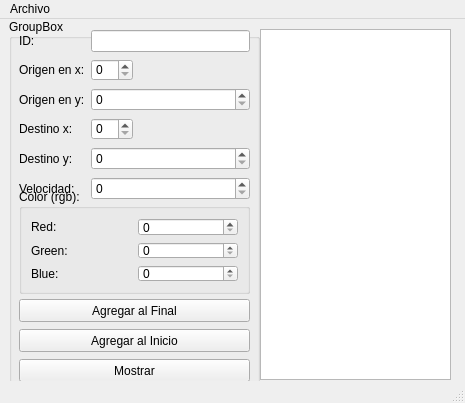
The window that User_Interface.ui (Adrian-GN/Actividad08-UI-User-interface-) describes before a commit, drawn with Qt 5.
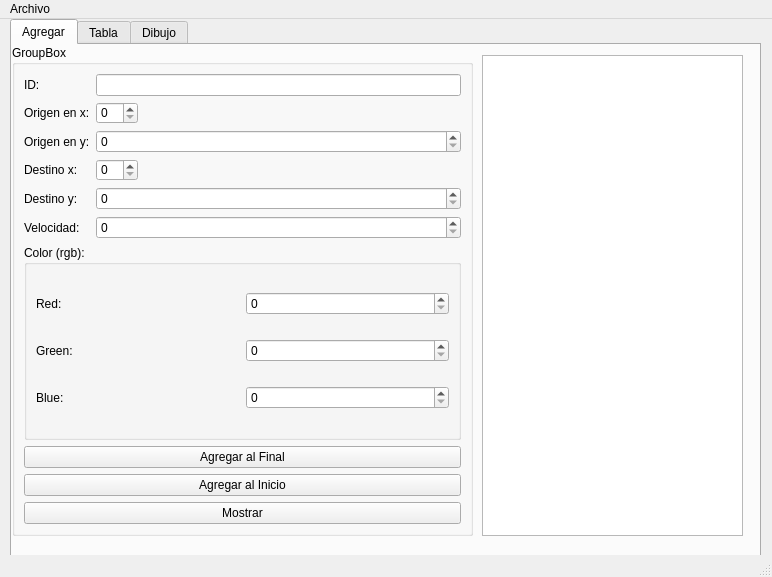
The same window after the commit. The open tabs and pages were chosen to show the change.

Patch:
```diff
--- a/User_Interface.ui
+++ b/User_Interface.ui
@@ -6,46 +6,161 @@
    <rect>
     <x>0</x>
     <y>0</y>
-    <width>465</width>
-    <height>403</height>
+    <width>772</width>
+    <height>577</height>
    </rect>
   </property>
   <property name="windowTitle">
    <string>MainWindow</string>
   </property>
   <widget class="QWidget" name="centralwidget">
+   <widget class="QTabWidget" name="Agregar">
+    <property name="geometry">
+     <rect>
+      <x>10</x>
+      <y>0</y>
+      <width>751</width>
+      <height>541</height>
+     </rect>
+    </property>
+    <property name="currentIndex">
+     <number>2</number>
+    </property>
+    <widget class="QWidget" name="Tab">
+     <attribute name="title">
+      <string>Agregar</string>
+     </attribute>
+     <widget class="QPlainTextEdit" name="Salida">
+      <property name="geometry">
+       <rect>
+        <x>470</x>
+        <y>10</y>
+        <width>261</width>
+        <height>481</height>
+       </rect>
+      </property>
+     </widget>
    <widget class="QGroupBox" name="groupBox_2">
     <property name="geometry">
      <rect>
-      <x>9</x>
+        <x>0</x>
       <y>0</y>
-      <width>251</width>
-      <height>371</height>
+        <width>461</width>
+        <height>491</height>
      </rect>
     </property>
     <property name="title">
      <string>GroupBox</string>
     </property>
+      <layout class="QGridLayout" name="gridLayout_4">
+       <item row="0" column="0">
+        <layout class="QGridLayout" name="gridLayout">
+         <item row="0" column="1">
+          <widget class="QLineEdit" name="ID_lineEdit"/>
+         </item>
+         <item row="0" column="0">
+          <widget class="QLabel" name="Id_label">
+           <property name="text">
+            <string>ID: </string>
+           </property>
+          </widget>
+         </item>
+         <item row="2" column="1">
+          <widget class="QSpinBox" name="Origen_y_spinBox">
+           <property name="maximum">
+            <number>500</number>
+           </property>
+          </widget>
+         </item>
+         <item row="1" column="0">
+          <widget class="QLabel" name="label_2">
+           <property name="text">
+            <string>Origen en x:</string>
+           </property>
+          </widget>
+         </item>
+         <item row="4" column="0">
+          <widget class="QLabel" name="label_5">
+           <property name="text">
+            <string>Destino y:</string>
+           </property>
+          </widget>
+         </item>
+         <item row="4" column="1">
+          <widget class="QSpinBox" name="Destino_y_spinBox">
+           <property name="maximum">
+            <number>500</number>
+           </property>
+          </widget>
+         </item>
+         <item row="3" column="1">
+          <widget class="QSpinBox" name="Destino_x_spinBox">
+           <property name="maximumSize">
+            <size>
+             <width>42</width>
+             <height>22</height>
+            </size>
+           </property>
+           <property name="maximum">
+            <number>500</number>
+           </property>
+          </widget>
+         </item>
+         <item row="5" column="0">
+          <widget class="QLabel" name="label_6">
+           <property name="text">
+            <string>Velocidad:</string>
+           </property>
+          </widget>
+         </item>
+         <item row="1" column="1">
+          <widget class="QSpinBox" name="Origen_x_spinBox">
+           <property name="minimumSize">
+            <size>
+             <width>42</width>
+             <height>22</height>
+            </size>
+           </property>
+           <property name="maximumSize">
+            <size>
+             <width>42</width>
+             <height>22</height>
+            </size>
+           </property>
+           <property name="maximum">
+            <number>500</number>
+           </property>
+          </widget>
+         </item>
+         <item row="2" column="0">
+          <widget class="QLabel" name="label_3">
+           <property name="text">
+            <string>Origen en y:</string>
+           </property>
+          </widget>
+         </item>
+         <item row="3" column="0">
+          <widget class="QLabel" name="label_4">
+           <property name="text">
+            <string>Destino x:</string>
+           </property>
+          </widget>
+         </item>
+         <item row="5" column="1">
+          <widget class="QSpinBox" name="Velocidad_spinBox">
+           <property name="maximum">
+            <number>500</number>
+           </property>
+          </widget>
+         </item>
+        </layout>
+       </item>
+       <item row="1" column="0">
     <widget class="QGroupBox" name="Color_RGB">
-     <property name="geometry">
-      <rect>
-       <x>10</x>
-       <y>170</y>
-       <width>231</width>
-       <height>105</height>
-      </rect>
-     </property>
      <property name="title">
       <string>Color (rgb):</string>
      </property>
      <layout class="QGridLayout" name="gridLayout_2">
-      <item row="1" column="1">
-       <widget class="QSpinBox" name="Green_spinBox">
-        <property name="maximum">
-         <number>255</number>
-        </property>
-       </widget>
-      </item>
       <item row="2" column="0">
        <widget class="QLabel" name="label_9">
         <property name="text">
@@ -60,6 +175,13 @@
         </property>
        </widget>
       </item>
+          <item row="1" column="1">
+           <widget class="QSpinBox" name="Green_spinBox">
+            <property name="maximum">
+             <number>255</number>
+            </property>
+           </widget>
+          </item>
       <item row="0" column="1">
        <widget class="QSpinBox" name="Red_spinBox">
         <property name="maximum">
@@ -67,13 +189,6 @@
         </property>
        </widget>
       </item>
-      <item row="2" column="1">
-       <widget class="QSpinBox" name="Blue_spinBox">
-        <property name="maximum">
-         <number>255</number>
-        </property>
-       </widget>
-      </item>
       <item row="0" column="0">
        <widget class="QLabel" name="label_7">
         <property name="text">
@@ -81,175 +196,103 @@
         </property>
        </widget>
       </item>
-     </layout>
-    </widget>
+          <item row="2" column="1">
+           <widget class="QSpinBox" name="Blue_spinBox">
+            <property name="maximum">
+             <number>255</number>
+            </property>
+           </widget>
+          </item>
+         </layout>
+        </widget>
+       </item>
+       <item row="2" column="0">
     <widget class="QPushButton" name="Agregar_Final_pushButton">
-     <property name="geometry">
-      <rect>
-       <x>10</x>
-       <y>280</y>
-       <width>231</width>
-       <height>23</height>
-      </rect>
-     </property>
      <property name="text">
       <string>Agregar al Final</string>
      </property>
     </widget>
+       </item>
+       <item row="3" column="0">
     <widget class="QPushButton" name="Agregar_Inicio_pushButton">
-     <property name="geometry">
-      <rect>
-       <x>10</x>
-       <y>310</y>
-       <width>231</width>
-       <height>23</height>
-      </rect>
-     </property>
      <property name="text">
       <string>Agregar al Inicio</string>
      </property>
     </widget>
+       </item>
+       <item row="4" column="0">
     <widget class="QPushButton" name="Mostrar_pushButton">
-     <property name="geometry">
-      <rect>
-       <x>10</x>
-       <y>340</y>
-       <width>231</width>
-       <height>23</height>
-      </rect>
-     </property>
      <property name="text">
       <string>Mostrar</string>
      </property>
     </widget>
-    <widget class="QWidget" name="layoutWidget">
-     <property name="geometry">
-      <rect>
-       <x>10</x>
-       <y>10</y>
-       <width>231</width>
-       <height>173</height>
-      </rect>
-     </property>
-     <layout class="QGridLayout" name="gridLayout">
-      <item row="3" column="1">
-       <widget class="QSpinBox" name="Destino_x_spinBox">
-        <property name="maximumSize">
-         <size>
-          <width>42</width>
-          <height>22</height>
-         </size>
-        </property>
-        <property name="maximum">
-         <number>500</number>
-        </property>
-       </widget>
-      </item>
-      <item row="3" column="0">
-       <widget class="QLabel" name="label_4">
-        <property name="text">
-         <string>Destino x:</string>
-        </property>
-       </widget>
-      </item>
-      <item row="0" column="1">
-       <widget class="QLineEdit" name="ID_lineEdit"/>
-      </item>
-      <item row="2" column="1">
-       <widget class="QSpinBox" name="Origen_y_spinBox">
-        <property name="maximum">
-         <number>500</number>
-        </property>
-       </widget>
-      </item>
-      <item row="1" column="0">
-       <widget class="QLabel" name="label_2">
+       </item>
+      </layout>
+     </widget>
+    </widget>
+    <widget class="QWidget" name="tab_2">
+     <attribute name="title">
+      <string>Tabla</string>
+     </attribute>
+     <layout class="QGridLayout" name="gridLayout_3">
+      <item row="1" column="1">
+       <widget class="QPushButton" name="buscar_pushButton">
         <property name="text">
-         <string>Origen en x:</string>
+         <string>Buscar</string>
         </property>
        </widget>
       </item>
-      <item row="1" column="1">
-       <widget class="QSpinBox" name="Origen_x_spinBox">
-        <property name="minimumSize">
-         <size>
-          <width>42</width>
-          <height>22</height>
-         </size>
+      <item row="1" column="2">
+       <widget class="QPushButton" name="Mostrar_tabla_pushButton_2">
+        <property name="text">
+         <string>Mostrar</string>
         </property>
-        <property name="maximumSize">
-         <size>
-          <width>42</width>
-          <height>22</height>
-         </size>
-        </property>
-        <property name="maximum">
-         <number>500</number>
-        </property>
        </widget>
       </item>
-      <item row="4" column="1">
-       <widget class="QSpinBox" name="Destino_y_spinBox">
-        <property name="maximum">
-         <number>500</number>
-        </property>
-       </widget>
+      <item row="0" column="0" colspan="3">
+       <widget class="QTableWidget" name="tabla"/>
       </item>
-      <item row="0" column="0">
-       <widget class="QLabel" name="Id_label">
-        <property name="text">
-         <string>ID: </string>
+      <item row="1" column="0">
+       <widget class="QLineEdit" name="buscar_lineEdit">
+        <property name="placeholderText">
+         <string>Titulo del libro</string>
         </property>
        </widget>
       </item>
-      <item row="2" column="0">
-       <widget class="QLabel" name="label_3">
-        <property name="text">
-         <string>Origen en y:</string>
-        </property>
-       </widget>
+     </layout>
+    </widget>
+    <widget class="QWidget" name="tab_3">
+     <attribute name="title">
+      <string>Dibujo</string>
+     </attribute>
+     <layout class="QGridLayout" name="gridLayout_9">
+      <item row="0" column="0" colspan="2">
+       <widget class="QGraphicsView" name="graphicsView"/>
       </item>
-      <item row="4" column="0">
-       <widget class="QLabel" name="label_5">
+      <item row="1" column="0">
+       <widget class="QPushButton" name="dibujar_pushButton">
         <property name="text">
-         <string>Destino y:</string>
+         <string>Dibujar</string>
         </property>
        </widget>
       </item>
-      <item row="5" column="0">
-       <widget class="QLabel" name="label_6">
+      <item row="1" column="1">
+       <widget class="QPushButton" name="limpiar_pushButton">
         <property name="text">
-         <string>Velocidad:</string>
+         <string>Limpiar</string>
         </property>
        </widget>
       </item>
-      <item row="5" column="1">
-       <widget class="QSpinBox" name="Velocidad_spinBox">
-        <property name="maximum">
-         <number>500</number>
-        </property>
-       </widget>
-      </item>
      </layout>
     </widget>
    </widget>
-   <widget class="QPlainTextEdit" name="Salida">
-    <property name="geometry">
-     <rect>
-      <x>260</x>
-      <y>10</y>
-      <width>191</width>
-      <height>351</height>
-     </rect>
-    </property>
-   </widget>
   </widget>
   <widget class="QMenuBar" name="menubar">
    <property name="geometry">
     <rect>
      <x>0</x>
      <y>0</y>
-     <width>465</width>
+     <width>772</width>
      <height>21</height>
     </rect>
    </property>
```
Lines whose indentation alone changed are shown as unchanged.
